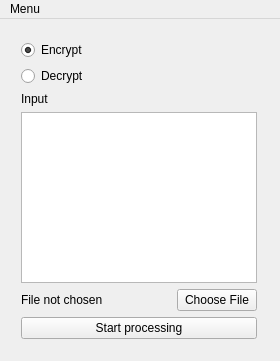
This is src/viewpc.ui in waleko/PictureCrypt as Qt 5 draws it before an edit. The edited form follows.
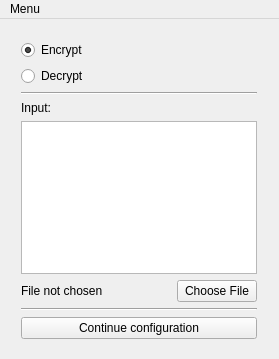
This is the edited form. Icons and pictures are not drawn.

The edit to the form file:
```diff
--- a/src/viewpc.ui
+++ b/src/viewpc.ui
@@ -6,8 +6,8 @@
    <rect>
     <x>0</x>
     <y>0</y>
-    <width>280</width>
-    <height>361</height>
+    <width>279</width>
+    <height>359</height>
    </rect>
   </property>
   <property name="windowTitle">
@@ -47,12 +47,19 @@
          </property>
         </widget>
        </item>
+       <item>
+        <widget class="Line" name="line">
+         <property name="orientation">
+          <enum>Qt::Horizontal</enum>
+         </property>
+        </widget>
+       </item>
       </layout>
      </item>
      <item>
       <widget class="QLabel" name="label">
        <property name="text">
-        <string>Input</string>
+        <string>Input:</string>
        </property>
       </widget>
      </item>
@@ -97,10 +104,17 @@
        </item>
       </layout>
      </item>
+     <item>
+      <widget class="Line" name="line_2">
+       <property name="orientation">
+        <enum>Qt::Horizontal</enum>
+       </property>
+      </widget>
+     </item>
      <item>
       <widget class="QPushButton" name="startButton">
        <property name="text">
-        <string>Start processing</string>
+        <string>Continue configuration</string>
        </property>
       </widget>
      </item>
@@ -112,7 +126,7 @@
     <rect>
      <x>0</x>
      <y>0</y>
-     <width>280</width>
+     <width>279</width>
      <height>21</height>
     </rect>
    </property>
```
Left out of the diff: 6 changed lines with no effect on the pictures.
